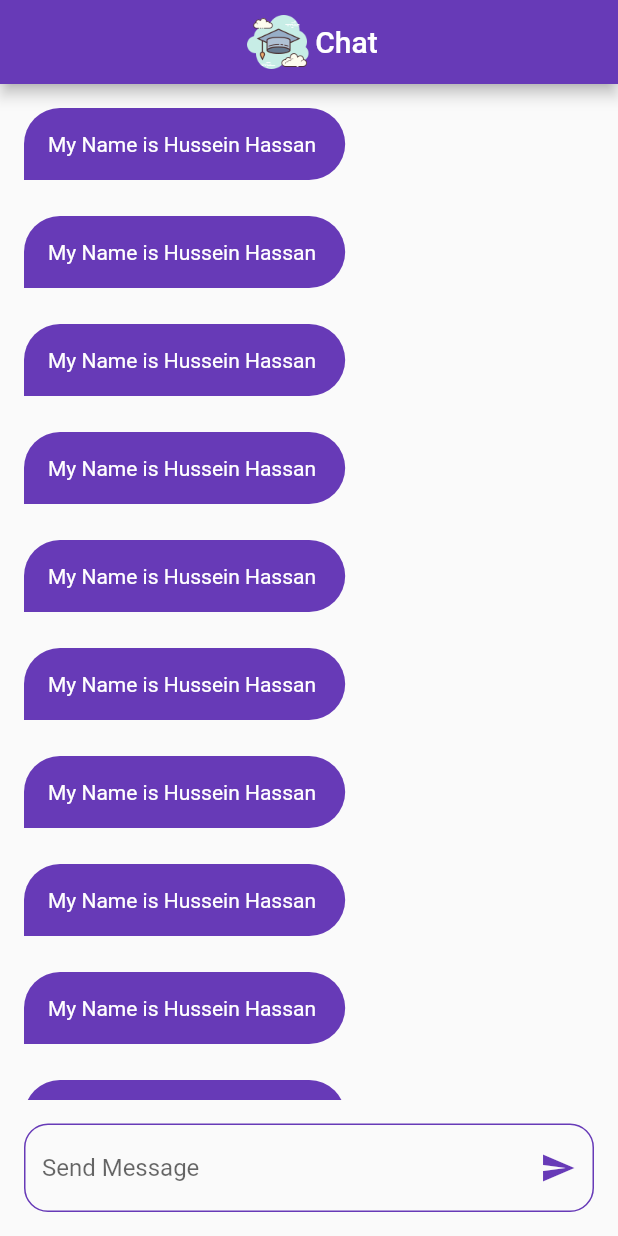
After one commit to HusseinAlswasy/VallApp, a Flutter app: the HomeScreen screen opened by its route, on a phone screen of 412 x 824 dp. The commit adds this screen. Run offline on Flutter 3.47's test engine with Material 2 defaults, Android fonts, the phone set to English and light mode, and no system bars; our stand-ins replace cloud_firestore, firebase_auth, firebase_core, modal_progress_hud_nsn; accounts and stored records are empty.

Commit message:
Finish Ui for chat screen

```diff
--- /dev/null
+++ b/lib/components/custome_chat_buble.dart
@@ -0,0 +1,32 @@
+import 'package:flutter/material.dart';
+import 'package:untitled/constent/constents.dart';
+class chatBubule extends StatelessWidget {
+  const chatBubule({
+    super.key,
+  });
+
+  @override
+  Widget build(BuildContext context) {
+    return Align(
+      alignment: Alignment.centerLeft,
+      child: Padding(
+        padding: const EdgeInsets.only(bottom: 8,top: 16,left: 16,right: 16),
+        child: Container(
+          padding: EdgeInsets.all(16),
+          decoration: BoxDecoration(
+            borderRadius: BorderRadius.only(
+              topLeft: Radius.circular(30),
+              topRight: Radius.circular(30),
+              bottomRight: Radius.circular(30),
+            ),
+            color: KPrimaryColor,
+          ),
+          child: Text(
+            'My Name is Hussein Hassan ',
+            style: TextStyle(color: Colors.white),
+          ),
+        ),
+      ),
+    );
+  }
+}
--- /dev/null
+++ b/lib/components/custome_texte_feild.dart
@@ -0,0 +1,39 @@
+import 'package:cloud_firestore/cloud_firestore.dart';
+import 'package:flutter/material.dart';
+import 'package:untitled/constent/constents.dart';
+
+class CustomeTextFeild extends StatelessWidget {
+  CustomeTextFeild({super.key});
+
+  CollectionReference messages = FirebaseFirestore.instance.collection(KeyMessageColletions);
+
+  TextEditingController controller = TextEditingController();
+  @override
+  Widget build(BuildContext context) {
+    return TextField(
+      controller: controller,
+      onSubmitted: (data){
+        messages.add({
+          'message': data, // Stokes and Sons
+        });
+        controller.clear();
+      },
+      decoration: InputDecoration(
+        hintText: 'Send Message',
+        suffixIcon: Icon(
+          Icons.send,
+          color: KPrimaryColor,
+        ),
+        border: OutlineInputBorder(
+          borderRadius: BorderRadius.circular(16),
+        ),
+        enabledBorder: OutlineInputBorder(
+          borderRadius: BorderRadius.circular(16),
+          borderSide:BorderSide(
+            color: KPrimaryColor,
+          ),
+        ),
+      ),
+    );
+  }
+}
--- a/lib/constent/constents.dart
+++ b/lib/constent/constents.dart
@@ -1,3 +1,6 @@
 import 'package:flutter/material.dart';
+import 'package:flutter/services.dart';
 
-const KPrimaryColor = Color.fromRGBO(103, 58, 183, 1);
+const KPrimaryColor = Colors.deepPurple;
+
+const String KeyMessageColletions = 'messages';
--- a/lib/main.dart
+++ b/lib/main.dart
@@ -1,5 +1,6 @@
 import 'package:firebase_core/firebase_core.dart';
 import 'package:flutter/material.dart';
+import 'package:untitled/screen/Home_screen.dart';
 import 'package:untitled/screen/Login_screen.dart';
 import 'package:untitled/screen/signup_screen.dart';
 
@@ -7,7 +8,6 @@ void main() async{
   runApp(const MyApp());
   await Firebase.initializeApp();
   WidgetsFlutterBinding.ensureInitialized();
-
 }
 
 class MyApp extends StatelessWidget {
@@ -21,8 +21,10 @@ class MyApp extends StatelessWidget {
       routes: {
         LoginScreen.id: (context) => LoginScreen(),
         SignUpScreen.id: (context) => SignUpScreen(),
+        HomeScreen.id: (context) => HomeScreen(),
       },
-      initialRoute: 'LoginScreen',
+      initialRoute: LoginScreen.id,
+      // home: HomeScreen(),
     );
   }
 }
--- /dev/null
+++ b/lib/screen/Home_screen.dart
@@ -0,0 +1,57 @@
+import 'package:cloud_firestore/cloud_firestore.dart';
+import 'package:flutter/material.dart';
+import 'package:untitled/components/custome_chat_buble.dart';
+import 'package:untitled/components/custome_texte_feild.dart';
+import 'package:untitled/constent/constents.dart';
+
+class HomeScreen extends StatelessWidget {
+  HomeScreen({super.key});
+
+  @override
+  static String id = 'HomeScreen';
+  CollectionReference messages =
+      FirebaseFirestore.instance.collection(KeyMessageColletions);
+
+  Widget build(BuildContext context) {
+    return FutureBuilder<QuerySnapshot>(
+      future: messages.get(),
+      builder: (context, snapshot) {
+        if (snapshot.hasData) {
+          return Scaffold(
+            appBar: AppBar(
+              automaticallyImplyLeading: false,
+              title: Row(
+                mainAxisAlignment: MainAxisAlignment.center,
+                children: [
+                  Image.asset(
+                    'assets/images/scholar.png',
+                    scale: 2,
+                  ),
+                  Text('Chat'),
+                ],
+              ),
+              backgroundColor: KPrimaryColor,
+            ),
+            body: Column(
+              children: [
+                Expanded(
+                  child: ListView.builder(
+                    itemBuilder: (context, index) {
+                      return chatBubule();
+                    },
+                  ),
+                ),
+                Padding(
+                  padding: const EdgeInsets.all(16.0),
+                  child: CustomeTextFeild(),
+                ),
+              ],
+            ),
+          );
+        } else {
+          return Scaffold(body: Center(child: CircularProgressIndicator()),);
+        }
+      },
+    );
+  }
+}
--- a/lib/screen/Login_screen.dart
+++ b/lib/screen/Login_screen.dart
@@ -4,8 +4,9 @@ import 'package:modal_progress_hud_nsn/modal_progress_hud_nsn.dart';
 import 'package:untitled/components/custome_button.dart';
 import 'package:untitled/components/custome_text_field.dart';
 import 'package:untitled/components/show_snak_bar.dart';
-import 'package:untitled/constent/constents.dart';
+import 'package:untitled/screen/Home_screen.dart';
 import 'package:untitled/screen/signup_screen.dart';
+
 
 class LoginScreen extends StatefulWidget {
   const LoginScreen({super.key});
@@ -100,6 +101,7 @@ class _LoginScreenState extends State<LoginScreen> {
                           await loginUser();
                           showSnackBar(
                               context, 'email login success', Colors.green);
+                            Navigator.pushNamed(context, HomeScreen.id);
                         } on FirebaseAuthException catch (e) {
                           if (e.code == 'user-not-found') {
                             showSnackBar(context,
@@ -113,7 +115,9 @@ class _LoginScreenState extends State<LoginScreen> {
                               context,
                               'there was an error , please try again',
                               Colors.red);
+                          print(e);
                         }
+
                       } else {}
                       isLoading = false;
                       setState(() {
--- a/lib/screen/signup_screen.dart
+++ b/lib/screen/signup_screen.dart
@@ -124,6 +124,7 @@ class _SignUpScreenState extends State<SignUpScreen> {
                             context,
                             'there was an error , please try again',
                             Colors.red);
+                        print(e);
                       }
                     } else {}
                     isLoading = false;
--- a/pubspec.yaml
+++ b/pubspec.yaml
@@ -39,6 +39,7 @@ dependencies:
   firebase_auth:
   firebase_core_web:
   modal_progress_hud_nsn: ^0.4.0
+  cloud_firestore:
 
 
 dev_dependencies:
```
Also changed, not shown: pubspec.lock, 2 other files.
